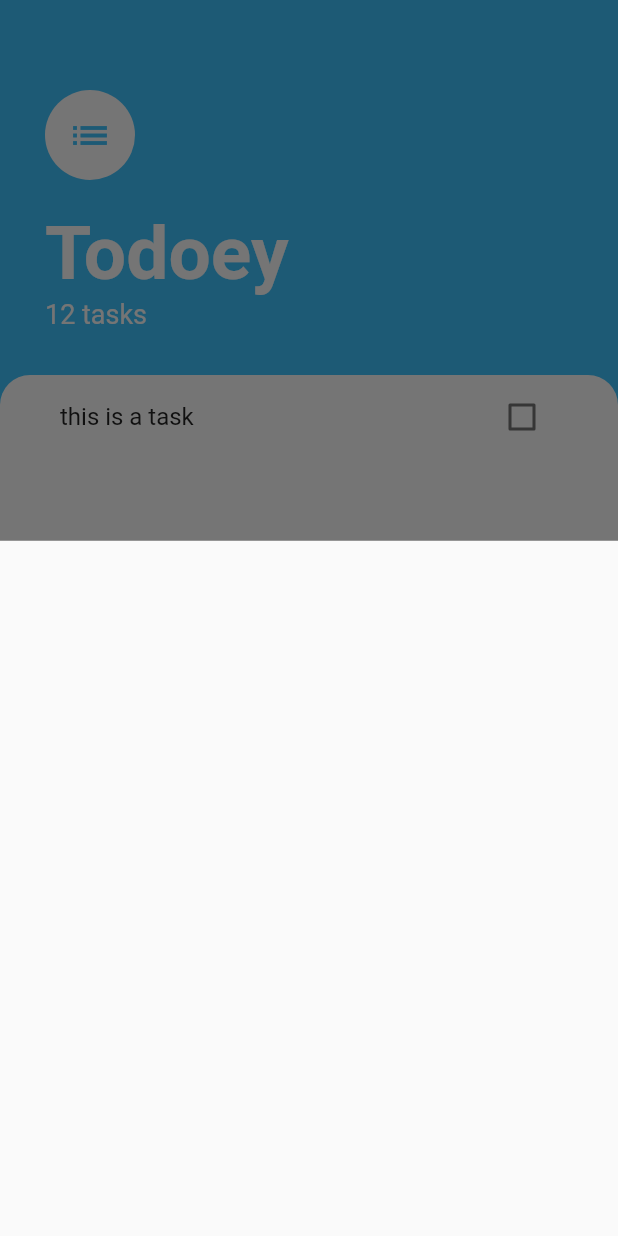
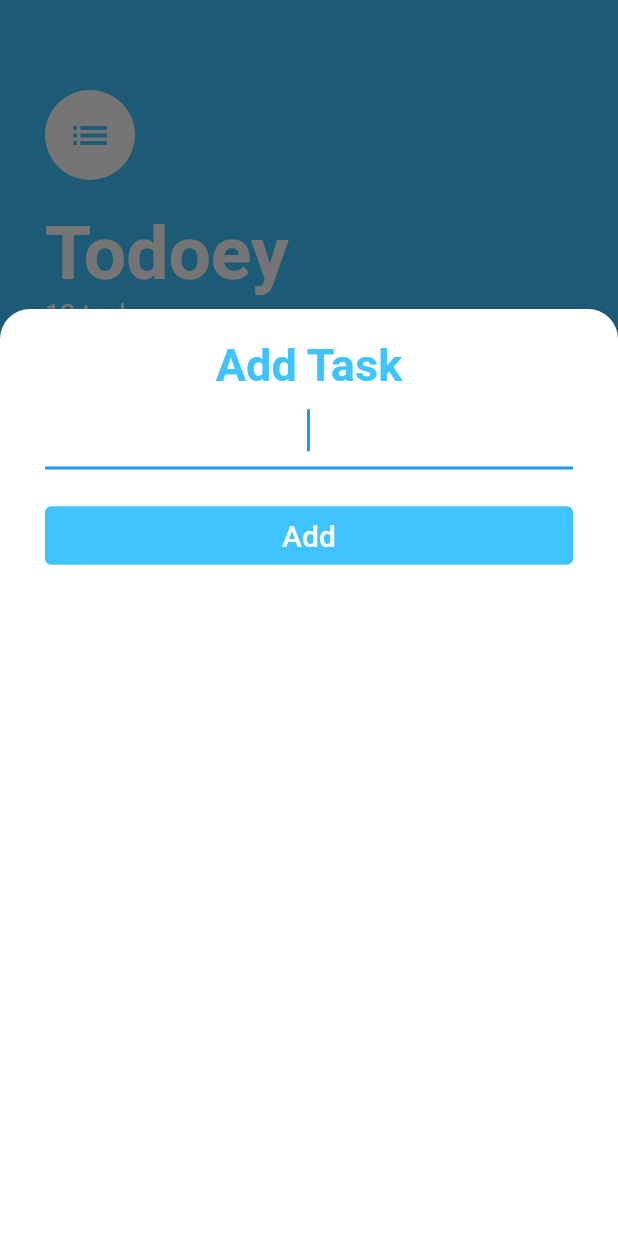
Before and after one commit to KaungThant-Zin/todoey, a Flutter app: the screen it shows after launch, after a tap on the "add" icon, on a phone screen of 412 x 824 dp. Run offline on Flutter 3.47's test engine with Material 2 defaults, Android fonts, the phone set to English and light mode, and no system bars.

Commit message:
styling add task screen

```diff
--- a/lib/screen/add_task_screen.dart
+++ b/lib/screen/add_task_screen.dart
@@ -5,6 +5,60 @@ class AddTaskScreen extends StatelessWidget {
 
   @override
   Widget build(BuildContext context) {
-    return Container();
+    return Container(
+      height: MediaQuery.of(context).size.height * 0.75,
+      color: Colors.transparent,
+      child: Container(
+        padding: const EdgeInsets.symmetric(
+          horizontal: 30.0,
+          vertical: 20.0,
+        ),
+        decoration: const BoxDecoration(
+          color: Colors.white,
+          borderRadius: BorderRadius.only(
+            topLeft: Radius.circular(20.0),
+            topRight: Radius.circular(20.0),
+          ),
+        ),
+        child: Column(
+          crossAxisAlignment: CrossAxisAlignment.stretch,
+          children: [
+            const Text(
+              'Add Task',
+              textAlign: TextAlign.center,
+              style: TextStyle(
+                color: Colors.lightBlueAccent,
+                fontSize: 30.0,
+                fontWeight: FontWeight.w700,
+              ),
+            ),
+            const TextField(
+              style: TextStyle(
+                fontSize: 24.0,
+              ),
+              autofocus: true,
+              textAlign: TextAlign.center,
+            ),
+            const SizedBox(
+              height: 20.0,
+            ),
+            TextButton(
+              style: TextButton.styleFrom(
+                backgroundColor: Colors.lightBlueAccent,
+              ),
+              child: const Text(
+                'Add',
+                style: TextStyle(
+                  color: Colors.white,
+                  fontSize: 20.0,
+                  fontWeight: FontWeight.w500,
+                ),
+              ),
+              onPressed: () {},
+            ),
+          ],
+        ),
+      ),
+    );
   }
 }
--- a/lib/screen/task_screen.dart
+++ b/lib/screen/task_screen.dart
@@ -13,7 +13,10 @@ class TaskScreen extends StatelessWidget {
         backgroundColor: Colors.lightBlueAccent,
         onPressed: () {
           showModalBottomSheet(
-              context: context, builder: (context) => const AddTaskScreen());
+              backgroundColor: Colors.transparent,
+              isScrollControlled: true,
+              context: context,
+              builder: (context) => const AddTaskScreen());
         },
         child: const Icon(
           Icons.add,
```
